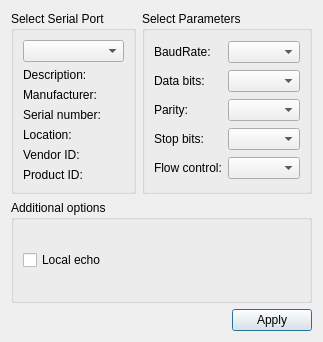
Before: the Qt Designer form src/settingsdialog.ui in coolshou/qterminal, drawn with Qt 5.
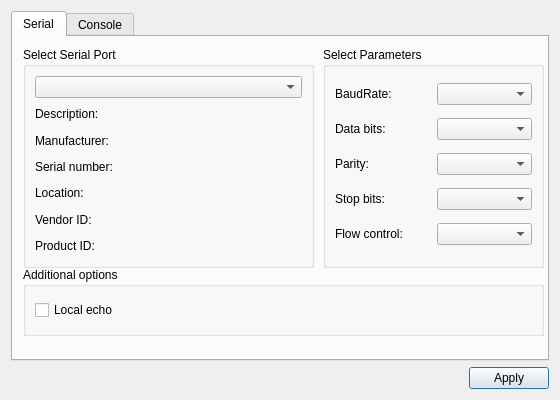
After: the same form once the commit is applied.

Patch:
```diff
--- a/src/settingsdialog.ui
+++ b/src/settingsdialog.ui
@@ -6,16 +6,98 @@
    <rect>
     <x>0</x>
     <y>0</y>
-    <width>323</width>
-    <height>342</height>
+    <width>560</width>
+    <height>400</height>
    </rect>
   </property>
+  <property name="minimumSize">
+   <size>
+    <width>560</width>
+    <height>400</height>
+   </size>
+  </property>
   <property name="windowTitle">
    <string>Settings</string>
   </property>
-  <layout class="QGridLayout" name="gridLayout_3">
-   <item row="0" column="1">
+  <layout class="QVBoxLayout" name="verticalLayout_2">
+   <item>
+    <widget class="QTabWidget" name="tabWidget">
+     <property name="currentIndex">
+      <number>0</number>
+     </property>
+     <widget class="QWidget" name="tab_Serial">
+      <attribute name="title">
+       <string>Serial</string>
+      </attribute>
+      <widget class="QGroupBox" name="selectBox">
+       <property name="geometry">
+        <rect>
+         <x>10</x>
+         <y>10</y>
+         <width>291</width>
+         <height>221</height>
+        </rect>
+       </property>
+       <property name="title">
+        <string>Select Serial Port</string>
+       </property>
+       <layout class="QGridLayout" name="gridLayout">
+        <item row="0" column="0">
+         <widget class="QComboBox" name="serialPortInfoListBox"/>
+        </item>
+        <item row="1" column="0">
+         <widget class="QLabel" name="descriptionLabel">
+          <property name="text">
+           <string>Description:</string>
+          </property>
+         </widget>
+        </item>
+        <item row="2" column="0">
+         <widget class="QLabel" name="manufacturerLabel">
+          <property name="text">
+           <string>Manufacturer:</string>
+          </property>
+         </widget>
+        </item>
+        <item row="3" column="0">
+         <widget class="QLabel" name="serialNumberLabel">
+          <property name="text">
+           <string>Serial number:</string>
+          </property>
+         </widget>
+        </item>
+        <item row="4" column="0">
+         <widget class="QLabel" name="locationLabel">
+          <property name="text">
+           <string>Location:</string>
+          </property>
+         </widget>
+        </item>
+        <item row="5" column="0">
+         <widget class="QLabel" name="vidLabel">
+          <property name="text">
+           <string>Vendor ID:</string>
+          </property>
+         </widget>
+        </item>
+        <item row="6" column="0">
+         <widget class="QLabel" name="pidLabel">
+          <property name="text">
+           <string>Product ID:</string>
+          </property>
+         </widget>
+        </item>
+       </layout>
+      </widget>
     <widget class="QGroupBox" name="parametersBox">
+       <property name="geometry">
+        <rect>
+         <x>310</x>
+         <y>10</y>
+         <width>221</width>
+         <height>221</height>
+        </rect>
+       </property>
      <property name="title">
       <string>Select Parameters</string>
      </property>
@@ -72,62 +154,43 @@
       </item>
      </layout>
     </widget>
-   </item>
-   <item row="0" column="0">
-    <widget class="QGroupBox" name="selectBox">
+      <widget class="QGroupBox" name="additionalOptionsGroupBox">
+       <property name="geometry">
+        <rect>
+         <x>10</x>
+         <y>230</y>
+         <width>521</width>
+         <height>69</height>
+        </rect>
+       </property>
      <property name="title">
-      <string>Select Serial Port</string>
-     </property>
-     <layout class="QGridLayout" name="gridLayout">
-      <item row="0" column="0">
-       <widget class="QComboBox" name="serialPortInfoListBox"/>
-      </item>
-      <item row="1" column="0">
-       <widget class="QLabel" name="descriptionLabel">
-        <property name="text">
-         <string>Description:</string>
-        </property>
-       </widget>
-      </item>
-      <item row="2" column="0">
-       <widget class="QLabel" name="manufacturerLabel">
+        <string>Additional options</string>
+       </property>
+       <layout class="QVBoxLayout" name="verticalLayout">
+        <item>
+         <widget class="QCheckBox" name="localEchoCheckBox">
+          <property name="enabled">
+           <bool>true</bool>
+          </property>
         <property name="text">
-         <string>Manufacturer:</string>
-        </property>
-       </widget>
-      </item>
-      <item row="3" column="0">
-       <widget class="QLabel" name="serialNumberLabel">
-        <property name="text">
-         <string>Serial number:</string>
-        </property>
-       </widget>
-      </item>
-      <item row="4" column="0">
-       <widget class="QLabel" name="locationLabel">
-        <property name="text">
-         <string>Location:</string>
-        </property>
-       </widget>
-      </item>
-      <item row="5" column="0">
-       <widget class="QLabel" name="vidLabel">
-        <property name="text">
-         <string>Vendor ID:</string>
-        </property>
-       </widget>
-      </item>
-      <item row="6" column="0">
-       <widget class="QLabel" name="pidLabel">
-        <property name="text">
-         <string>Product ID:</string>
+           <string>Local echo</string>
+          </property>
+          <property name="checked">
+           <bool>false</bool>
         </property>
        </widget>
       </item>
      </layout>
     </widget>
+     </widget>
+     <widget class="QWidget" name="tab_console">
+      <attribute name="title">
+       <string>Console</string>
+      </attribute>
+     </widget>
+    </widget>
    </item>
-   <item row="2" column="0" colspan="2">
+   <item>
     <layout class="QHBoxLayout" name="horizontalLayout">
      <item>
       <spacer name="horizontalSpacer">
@@ -151,28 +214,6 @@
      </item>
     </layout>
    </item>
-   <item row="1" column="0" colspan="2">
-    <widget class="QGroupBox" name="additionalOptionsGroupBox">
-     <property name="title">
-      <string>Additional options</string>
-     </property>
-     <layout class="QVBoxLayout" name="verticalLayout">
-      <item>
-       <widget class="QCheckBox" name="localEchoCheckBox">
-        <property name="enabled">
-         <bool>true</bool>
-        </property>
-        <property name="text">
-         <string>Local echo</string>
-        </property>
-        <property name="checked">
-         <bool>false</bool>
-        </property>
-       </widget>
-      </item>
-     </layout>
-    </widget>
-   </item>
   </layout>
  </widget>
  <resources/>
```
Left out of the diff: 3 changed lines with no effect on the pictures. Lines whose indentation alone changed are shown as unchanged.
